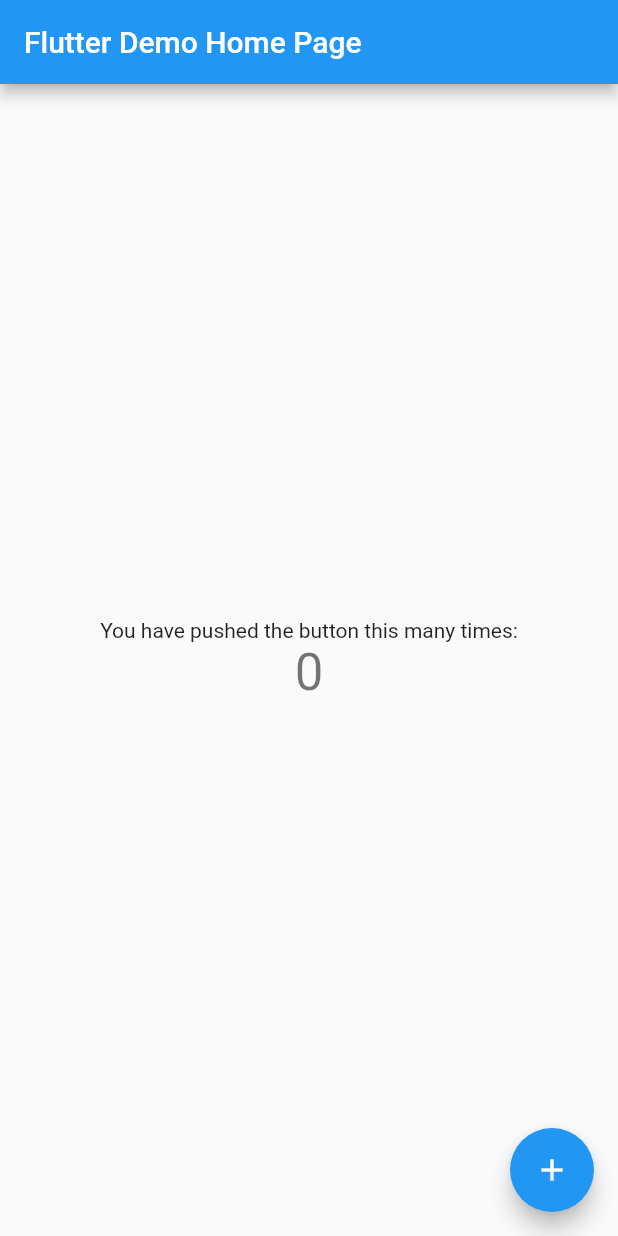
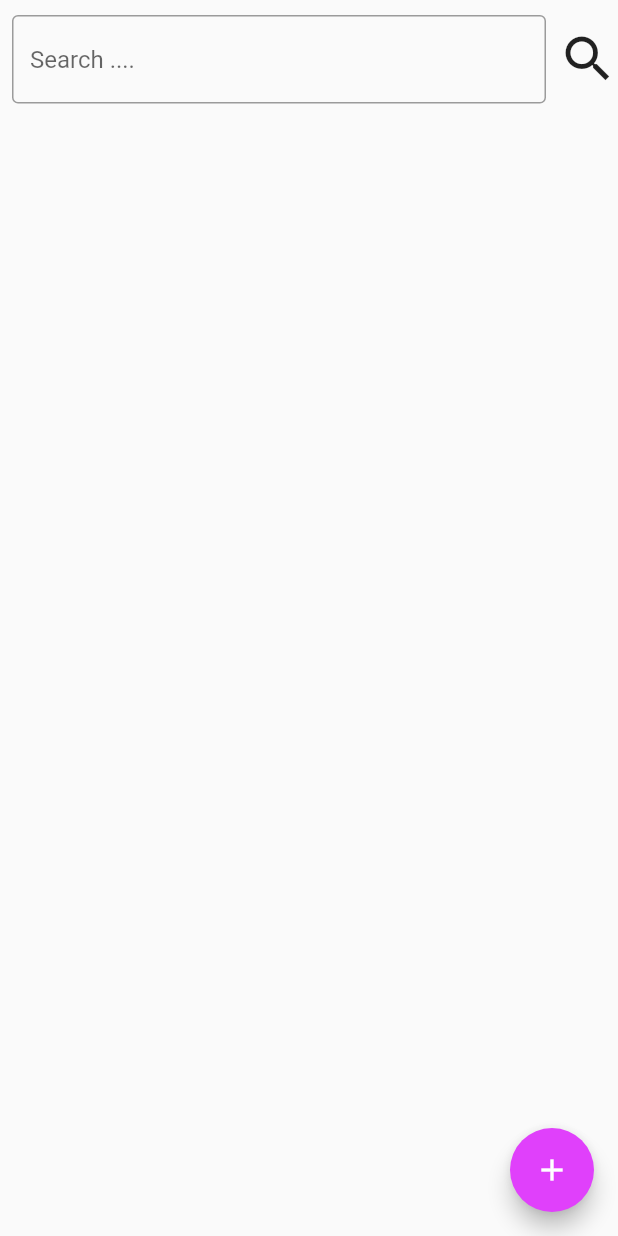
Before and after one commit to mrashidcit/MyNote-App, a Flutter app: the screen it shows after launch, on a phone screen of 412 x 824 dp. Run offline on Flutter 3.47's test engine with Material 2 defaults, Android fonts, the phone set to English and light mode, and no system bars; our stand-ins replace get, sqflite; accounts and stored records are empty; Roboto replaces fonts that are missing (Georgia).

Commit message:
Basic Funtionality of NoteApp have been completed

```diff
--- /dev/null
+++ b/lib/core/theme/app_theme.dart
@@ -0,0 +1,12 @@
+import 'package:flutter/material.dart';
+
+final ThemeData appThemeData = ThemeData(
+  primaryColor: Colors.purple,
+  accentColor: Colors.purpleAccent,
+  splashColor: Colors.purpleAccent,
+  highlightColor: Colors.purple,
+  fontFamily: 'Georgia',
+  textTheme: TextTheme(
+    headline1: TextStyle(fontSize: 72.0, fontWeight: FontWeight.bold),
+  ),
+);
--- /dev/null
+++ b/lib/data/provider/my_db.dart
@@ -0,0 +1,42 @@
+import 'package:sqflite/sqflite.dart';
+
+class MyDB {
+  static MyDB? _instance = null;
+
+  late Database _db;
+
+  Database get database => _db;
+
+  static Future<MyDB> createInstance() async {
+    print('> createInstance : started');
+    if (_instance == null) {
+      _instance = MyDB();
+      await _instance?.createDb();
+    }
+
+    print('> createInstance : completed');
+    return _instance!;
+  }
+
+  static MyDB getInstance() => _instance!;
+
+  MyDB() {
+    createDb();
+  }
+
+  Future<Database> createDb() async {
+    print('> createDb : started');
+    _db = await openDatabase('my_db.db', version: 1,
+        onCreate: (Database db, int version) async {
+      // When creating the db, create the table
+      await db.execute(
+          'CREATE TABLE Notes (id INTEGER PRIMARY KEY, title TEXT, description TEXT)');
+    });
+    print('> createDb : completed');
+    return _db;
+  }
+
+  closeDb() async {
+    await _db.close;
+  }
+}
--- /dev/null
+++ b/lib/data/repository/note_repository.dart
@@ -0,0 +1,24 @@
+import 'package:note_app/data/model/NoteModel.dart';
+import 'package:note_app/data/provider/db_client.dart';
+
+class NoteRepository {
+  final DBClient dbClient;
+
+  NoteRepository({required this.dbClient}) : assert(dbClient != null);
+
+  getAll() {
+    return dbClient.getAll();
+  }
+
+  searchItems(String searchStr) {
+    return dbClient.searchItems(searchStr);
+  }
+
+  Future<NoteModel> insertItem(NoteModel noteModel) async {
+    return await dbClient.insert(noteModel);
+  }
+
+  removeItem(NoteModel noteModel) {
+    return dbClient.delete(noteModel.id);
+  }
+}
--- a/lib/main.dart
+++ b/lib/main.dart
@@ -1,6 +1,14 @@
 import 'package:flutter/material.dart';
+import 'package:get/route_manager.dart';
+import 'package:note_app/core/theme/app_theme.dart';
+import 'package:note_app/data/provider/my_db.dart';
+import 'package:note_app/routes/app_pages.dart';
 
-void main() {
+void main() async {
+  WidgetsFlutterBinding.ensureInitialized();
+
+  await MyDB.createInstance();
+
   runApp(const MyApp());
 }
 
@@ -10,106 +18,27 @@ class MyApp extends StatelessWidget {
   // This widget is the root of your application.
   @override
   Widget build(BuildContext context) {
-    return MaterialApp(
-      title: 'Flutter Demo',
-      theme: ThemeData(
-        // This is the theme of your application.
-        //
-        // Try running your application with "flutter run". You'll see the
-        // application has a blue toolbar. Then, without quitting the app, try
-        // changing the primarySwatch below to Colors.green and then invoke
-        // "hot reload" (press "r" in the console where you ran "flutter run",
-        // or simply save your changes to "hot reload" in a Flutter IDE).
-        // Notice that the counter didn't reset back to zero; the application
-        // is not restarted.
-        primarySwatch: Colors.blue,
-      ),
-      home: const MyHomePage(title: 'Flutter Demo Home Page'),
+    return GetMaterialApp(
+      title: 'MyNote App',
+      debugShowCheckedModeBanner: false,
+      initialRoute: Routes.INITIAL,
+      theme: appThemeData,
+      defaultTransition: Transition.fade,
+      getPages: AppPages.pages,
+      locale: Locale('en', 'US'),
     );
+    // return FutureBuilder<MyDB>(
+    //     future: MyDB.getInstance(),
+    //     builder: ((context, snapshot) {
+    //       return GetMaterialApp(
+    //         title: 'MyNote App',
+    //         debugShowCheckedModeBanner: false,
+    //         initialRoute: Routes.INITIAL,
+    //         theme: appThemeData,
+    //         defaultTransition: Transition.fade,
+    //         getPages: AppPages.pages,
+    //         locale: Locale('en', 'US'),
+    //       );
+    //     }));
   }
 }
-
-class MyHomePage extends StatefulWidget {
-  const MyHomePage({Key? key, required this.title}) : super(key: key);
-
-  // This widget is the home page of your application. It is stateful, meaning
-  // that it has a State object (defined below) that contains fields that affect
-  // how it looks.
-
-  // This class is the configuration for the state. It holds the values (in this
-  // case the title) provided by the parent (in this case the App widget) and
-  // used by the build method of the State. Fields in a Widget subclass are
-  // always marked "final".
-
-  final String title;
-
-  @override
-  State<MyHomePage> createState() => _MyHomePageState();
-}
-
-class _MyHomePageState extends State<MyHomePage> {
-  int _counter = 0;
-
-  void _incrementCounter() {
-    setState(() {
-      // This call to setState tells the Flutter framework that something has
-      // changed in this State, which causes it to rerun the build method below
-      // so that the display can reflect the updated values. If we changed
-      // _counter without calling setState(), then the build method would not be
-      // called again, and so nothing would appear to happen.
-      _counter++;
-    });
-  }
-
-  @override
-  Widget build(BuildContext context) {
-    // This method is rerun every time setState is called, for instance as done
-    // by the _incrementCounter method above.
-    //
-    // The Flutter framework has been optimized to make rerunning build methods
-    // fast, so that you can just rebuild anything that needs updating rather
-    // than having to individually change instances of widgets.
-    return Scaffold(
-      appBar: AppBar(
-        // Here we take the value from the MyHomePage object that was created by
-        // the App.build method, and use it to set our appbar title.
-        title: Text(widget.title),
-      ),
-      body: Center(
-        // Center is a layout widget. It takes a single child and positions it
-        // in the middle of the parent.
-        child: Column(
-          // Column is also a layout widget. It takes a list of children and
-          // arranges them vertically. By default, it sizes itself to fit its
-          // children horizontally, and tries to be as tall as its parent.
-          //
-          // Invoke "debug painting" (press "p" in the console, choose the
-          // "Toggle Debug Paint" action from the Flutter Inspector in Android
-          // Studio, or the "Toggle Debug Paint" command in Visual Studio Code)
-          // to see the wireframe for each widget.
-          //
-          // Column has various properties to control how it sizes itself and
-          // how it positions its children. Here we use mainAxisAlignment to
-          // center the children vertically; the main axis here is the vertical
-          // axis because Columns are vertical (the cross axis would be
-          // horizontal).
-          mainAxisAlignment: MainAxisAlignment.center,
-          children: <Widget>[
-            const Text(
-              'You have pushed the button this many times:',
-            ),
-            Text(
-              '$_counter',
-              style: Theme.of(context).textTheme.headline4,
-            ),
-          ],
-        ),
-      ),
-      floatingActionButton: FloatingActionButton(
-        onPressed: _incrementCounter,
-        tooltip: 'Increment',
-        child: const Icon(Icons.add),
-      ), // This trailing comma makes auto-formatting nicer for build methods.
-    );
-  }
-}
--- /dev/null
+++ b/lib/modules/notes_list/notes_list_controller.dart
@@ -0,0 +1,51 @@
+import 'package:get/get.dart';
+import 'package:note_app/data/model/NoteModel.dart';
+import 'package:note_app/data/repository/note_repository.dart';
+import 'package:meta/meta.dart';
+import 'package:note_app/routes/app_pages.dart';
+
+class NotesListController extends GetxController {
+  final NoteRepository repository;
+
+  NotesListController({required this.repository}) : assert(repository != null);
+
+  // List<NoteModel> testList = List.empty(growable: true);
+  // final List<NoteModel> testList = <NoteModel>[];
+  // RxList<NoteModel> _itemsList = (List.of<NoteModel>([])).obs;
+  // RxList<NoteModel> _itemsList = <NoteModel>[].obs;
+  // final _itemsList = <NoteModel>[].obs;
+  final _itemsList = List.empty(growable: true).obs;
+
+  get notesList => this._itemsList.value;
+  set notesList(value) => this._itemsList.value = value;
+
+  final _note = NoteModel().obs;
+  get note => this._note.value;
+  set note(value) => this._note.value = value;
+
+  getAll() {
+    repository.getAll().then((data) => notesList = data);
+  }
+
+  searchItems(String searchStr) {
+    repository.searchItems(searchStr).then((data) => notesList = data);
+  }
+
+  insertItem(NoteModel noteModel) {
+    _itemsList.add(noteModel);
+  }
+
+  removeItem(NoteModel noteModel) {
+    repository.removeItem(noteModel);
+    _itemsList.remove(noteModel);
+  }
+
+  addNewNote() {
+    Get.toNamed(Routes.ADD_NOTE)?.then((result) {
+      if (result[0]['is_item_inserted'] == true) {
+        insertItem(result[0]['item']);
+        // Get.snackbar('', 'Successfully Saved!').show();
+      }
+    }).onError((error, stackTrace) => null);
+  }
+}
--- /dev/null
+++ b/lib/modules/notes_list/notes_list_page.dart
@@ -0,0 +1,137 @@
+import 'package:flutter/material.dart';
+import 'package:get/get.dart';
+import 'package:note_app/modules/notes_list/notes_list_controller.dart';
+import 'package:note_app/routes/app_pages.dart';
+import 'package:note_app/widgets/load_widget.dart';
+import './local_widgets/list_item.dart';
+
+class NotesListPage extends StatefulWidget {
+  NotesListPage({Key? key}) : super(key: key);
+
+  @override
+  State<NotesListPage> createState() => _NotesListPageState();
+}
+
+class _NotesListPageState extends State<NotesListPage> {
+  NotesListController controller = Get.find<NotesListController>();
+  final textSearchController = TextEditingController();
+
+  @override
+  void dispose() {
+    // TODO: implement dispose
+    textSearchController.dispose();
+    super.dispose();
+  }
+
+  @override
+  Widget build(BuildContext context) {
+    return Scaffold(
+      floatingActionButton: FloatingActionButton(
+          child: Icon(Icons.add),
+          onPressed: () {
+            // Get.toNamed(Routes.ADD_NOTE);
+            controller.addNewNote();
+          }),
+      body: SafeArea(
+        child: Column(
+          children: [
+            // Row(
+            //   children: [
+            //     Container(
+            //       padding: EdgeInsets.symmetric(horizontal: 8, vertical: 16),
+            //       // width: 100,
+            //       // height: 80,
+            //       child: TextField(
+            //         decoration: InputDecoration(
+            //           border: OutlineInputBorder(),
+            //           hintText: 'Search ...',
+            //         ),
+            //       ),
+            //     ),
+            //     Icon(Icons.search),
+            //   ],
+            // )
+            Row(
+              children: [
+                Expanded(
+                  child: Padding(
+                    padding: EdgeInsets.symmetric(horizontal: 8, vertical: 10),
+                    child: TextField(
+                      controller: textSearchController,
+                      decoration: InputDecoration(
+                        border: OutlineInputBorder(),
+                        hintText: 'Search ....',
+                      ),
+                    ),
+                  ),
+                ),
+                InkWell(
+                  child: Icon(
+                    Icons.search,
+                    size: 40,
+                  ),
+                  onTap: () {
+                    var searchStr = textSearchController.text;
+                    controller.searchItems(searchStr);
+                  },
+                )
+              ],
+            ),
+            // Expanded(
+            //   child: ListView(
+            //     children: [
+            //       ListItem(),
+            //       ListItem(),
+            //       ListItem(),
+            //       ListItem(),
+            //       ListItem(),
+            //       ListItem(),
+            //       ListItem(),
+            //       ListItem(),
+            //       ListItem(),
+            //     ],
+            //   ),
+            // )
+            Expanded(
+              child: GetX<NotesListController>(
+                initState: (state) {
+                  Get.find<NotesListController>().getAll();
+                },
+                builder: (noteListController) {
+                  print('> builder : ${noteListController.notesList.length}');
+                  return noteListController.notesList.length < 1
+                      // ? LoadWidget()
+                      ? Container()
+                      : ListView.separated(
+                          itemBuilder: (context, index) {
+                            return Dismissible(
+                              key: UniqueKey(),
+                              onDismissed: (_) {
+                                noteListController.removeItem(
+                                    noteListController.notesList[index]);
+                                // noteListController.notesList.removeAt[index];
+                              },
+                              child: ListTile(
+                                title: Text(
+                                    noteListController.notesList[index].title ??
+                                        'a'),
+                                subtitle: Text(
+                                    noteListController.notesList[index].body ??
+                                        'b'),
+                                // onTap: () => _.details(_.postList[index]),
+                                onTap: () {},
+                              ),
+                            );
+                          },
+                          itemCount: noteListController.notesList.length,
+                          separatorBuilder: (_, __) => Divider(),
+                        );
+                },
+              ),
+            )
+          ],
+        ),
+      ),
+    );
+  }
+}
--- /dev/null
+++ b/lib/routes/app_pages.dart
@@ -0,0 +1,22 @@
+import 'package:get/route_manager.dart';
+import 'package:note_app/modules/add_note/add_note_binding.dart';
+import 'package:note_app/modules/add_note/add_note_page.dart';
+import 'package:note_app/modules/notes_list/notes_list_binding.dart';
+import 'package:note_app/modules/notes_list/notes_list_page.dart';
+
+part './app_routes.dart';
+
+class AppPages {
+  static final pages = [
+    GetPage(
+      name: Routes.INITIAL,
+      page: () => NotesListPage(),
+      binding: NotesListBinding(),
+    ),
+    GetPage(
+      name: Routes.ADD_NOTE,
+      page: () => AddNotePage(),
+      binding: AddNoteBinding(),
+    ),
+  ];
+}
--- /dev/null
+++ b/lib/routes/app_routes.dart
@@ -0,0 +1,6 @@
+part of './app_pages.dart';
+
+abstract class Routes {
+  static const INITIAL = '/';
+  static const ADD_NOTE = '/add_note';
+}
--- a/pubspec.yaml
+++ b/pubspec.yaml
@@ -29,6 +29,8 @@ environment:
 dependencies:
   flutter:
     sdk: flutter
+  get: ^4.6.5
+  sqflite:
 
 
   # The following adds the Cupertino Icons font to your application.
```
Also changed, not shown: lib/data/model/NoteModel.dart (added, +40 -0 lines), lib/data/provider/db_client.dart (added, +61 -0 lines), lib/modules/add_note/add_note_binding.dart (added, +12 -0 lines), lib/modules/add_note/add_note_controller.dart (added, +25 -0 lines), lib/modules/add_note/add_note_page.dart (added, +86 -0 lines), lib/modules/notes_list/local_widgets/list_item.dart (added, +46 -0 lines), lib/modules/notes_list/notes_list_binding.dart (added, +14 -0 lines), lib/widgets/load_widget.dart (added, +13 -0 lines), lib/core/theme/color_theme.dart (added), lib/core/theme/text_theme.dart (added), pubspec.lock, 1 other file.
